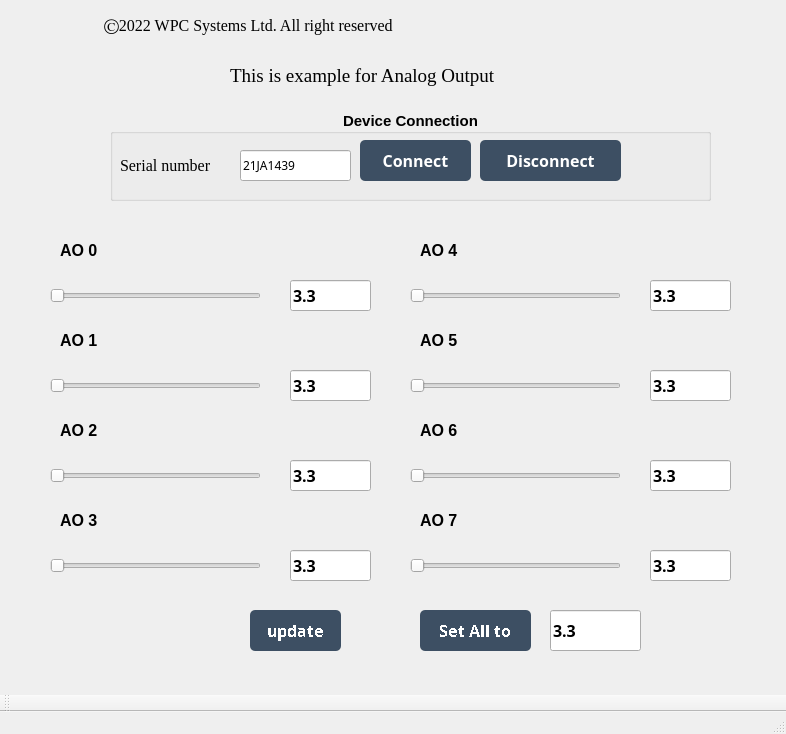
WPC-Systems-Ltd/WPC_Python_driver_release, file Examples/GUI/AIO/Example_analog_output/UI_design/example_GUI_Analog_Output.ui: the form before one commit.
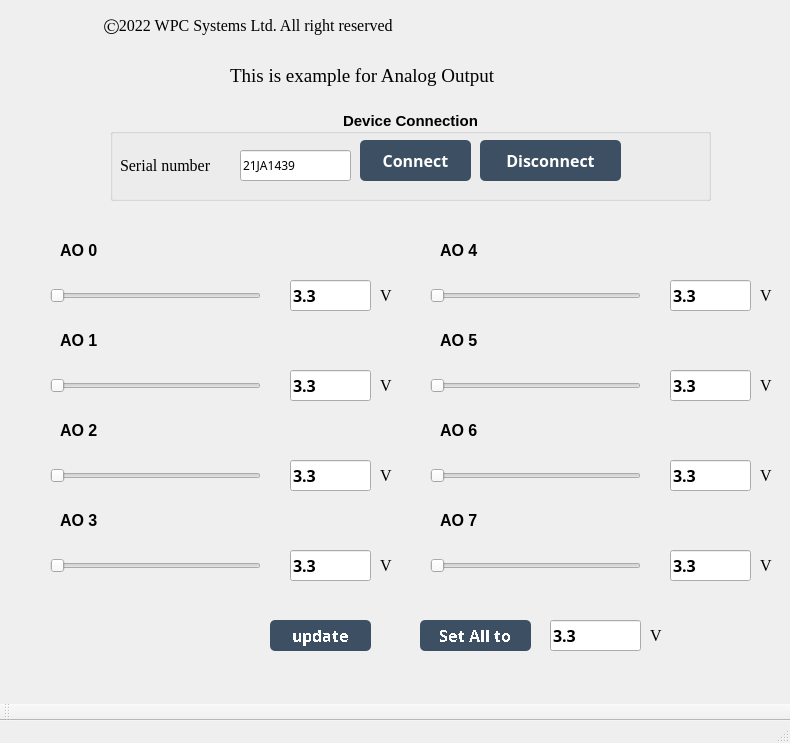
The form after the commit. Icons and pictures are not drawn.

Commit message: Change folder name `Example_AI_streaming` to `Example_analog_input`

What changed in the file:
```diff
--- a/Examples/GUI/AIO/Example_analog_output/UI_design/example_GUI_Analog_Output.ui
+++ b/Examples/GUI/AIO/Example_analog_output/UI_design/example_GUI_Analog_Output.ui
@@ -6,8 +6,8 @@
    <rect>
     <x>0</x>
     <y>0</y>
-    <width>786</width>
-    <height>734</height>
+    <width>790</width>
+    <height>743</height>
    </rect>
   </property>
   <property name="windowTitle">
@@ -290,7 +290,7 @@
    <widget class="QLineEdit" name="lineEdit7">
     <property name="geometry">
      <rect>
-      <x>650</x>
+      <x>670</x>
       <y>550</y>
       <width>81</width>
       <height>31</height>
@@ -311,7 +311,7 @@
    <widget class="QSlider" name="horizontalSlider6">
     <property name="geometry">
      <rect>
-      <x>410</x>
+      <x>430</x>
       <y>460</y>
       <width>211</width>
       <height>31</height>
@@ -324,7 +324,7 @@
    <widget class="QLabel" name="label4">
     <property name="geometry">
      <rect>
-      <x>420</x>
+      <x>440</x>
       <y>240</y>
       <width>51</width>
       <height>21</height>
@@ -344,7 +344,7 @@
    <widget class="QLabel" name="label6">
     <property name="geometry">
      <rect>
-      <x>420</x>
+      <x>440</x>
       <y>420</y>
       <width>51</width>
       <height>21</height>
@@ -364,7 +364,7 @@
    <widget class="QLineEdit" name="lineEdit4">
     <property name="geometry">
      <rect>
-      <x>650</x>
+      <x>670</x>
       <y>280</y>
       <width>81</width>
       <height>31</height>
@@ -385,7 +385,7 @@
    <widget class="QSlider" name="horizontalSlider4">
     <property name="geometry">
      <rect>
-      <x>410</x>
+      <x>430</x>
       <y>280</y>
       <width>211</width>
       <height>31</height>
@@ -398,7 +398,7 @@
    <widget class="QLineEdit" name="lineEdit6">
     <property name="geometry">
      <rect>
-      <x>650</x>
+      <x>670</x>
       <y>460</y>
       <width>81</width>
       <height>31</height>
@@ -419,7 +419,7 @@
    <widget class="QLabel" name="label5">
     <property name="geometry">
      <rect>
-      <x>420</x>
+      <x>440</x>
       <y>330</y>
       <width>51</width>
       <height>21</height>
@@ -439,7 +439,7 @@
    <widget class="QLineEdit" name="lineEdit5">
     <property name="geometry">
      <rect>
-      <x>650</x>
+      <x>670</x>
       <y>370</y>
       <width>81</width>
       <height>31</height>
@@ -460,7 +460,7 @@
    <widget class="QSlider" name="horizontalSlider5">
     <property name="geometry">
      <rect>
-      <x>410</x>
+      <x>430</x>
       <y>370</y>
       <width>211</width>
       <height>31</height>
@@ -473,7 +473,7 @@
    <widget class="QLabel" name="label7">
     <property name="geometry">
      <rect>
-      <x>420</x>
+      <x>440</x>
       <y>510</y>
       <width>61</width>
       <height>21</height>
@@ -493,7 +493,7 @@
    <widget class="QSlider" name="horizontalSlider7">
     <property name="geometry">
      <rect>
-      <x>410</x>
+      <x>430</x>
       <y>550</y>
       <width>211</width>
       <height>31</height>
@@ -506,10 +506,10 @@
    <widget class="QPushButton" name="btn_update">
     <property name="geometry">
      <rect>
-      <x>250</x>
-      <y>610</y>
-      <width>91</width>
-      <height>41</height>
+      <x>270</x>
+      <y>620</y>
+      <width>101</width>
+      <height>31</height>
      </rect>
     </property>
     <property name="palette">
@@ -989,9 +989,9 @@
     <property name="geometry">
      <rect>
       <x>420</x>
-      <y>610</y>
+      <y>620</y>
       <width>111</width>
-      <height>41</height>
+      <height>31</height>
      </rect>
     </property>
     <property name="palette">
@@ -1471,9 +1471,9 @@
     <property name="geometry">
      <rect>
       <x>550</x>
-      <y>610</y>
+      <y>620</y>
       <width>91</width>
-      <height>41</height>
+      <height>31</height>
      </rect>
     </property>
     <property name="font">
@@ -1647,6 +1647,195 @@
      </property>
     </widget>
    </widget>
+   <widget class="QLabel" name="lb_voltage">
+    <property name="geometry">
+     <rect>
+      <x>380</x>
+      <y>280</y>
+      <width>21</width>
+      <height>31</height>
+     </rect>
+    </property>
+    <property name="font">
+     <font>
+      <family>Times New Roman</family>
+      <pointsize>12</pointsize>
+      <weight>50</weight>
+      <bold>false</bold>
+     </font>
+    </property>
+    <property name="text">
+     <string>V</string>
+    </property>
+   </widget>
+   <widget class="QLabel" name="lb_voltage_2">
+    <property name="geometry">
+     <rect>
+      <x>380</x>
+      <y>370</y>
+      <width>21</width>
+      <height>31</height>
+     </rect>
+    </property>
+    <property name="font">
+     <font>
+      <family>Times New Roman</family>
+      <pointsize>12</pointsize>
+      <weight>50</weight>
+      <bold>false</bold>
+     </font>
+    </property>
+    <property name="text">
+     <string>V</string>
+    </property>
+   </widget>
+   <widget class="QLabel" name="lb_voltage_3">
+    <property name="geometry">
+     <rect>
+      <x>380</x>
+      <y>460</y>
+      <width>21</width>
+      <height>31</height>
+     </rect>
+    </property>
+    <property name="font">
+     <font>
+      <family>Times New Roman</family>
+      <pointsize>12</pointsize>
+      <weight>50</weight>
+      <bold>false</bold>
+     </font>
+    </property>
+    <property name="text">
+     <string>V</string>
+    </property>
+   </widget>
+   <widget class="QLabel" name="lb_voltage_4">
+    <property name="geometry">
+     <rect>
+      <x>380</x>
+      <y>550</y>
+      <width>21</width>
+      <height>31</height>
+     </rect>
+    </property>
+    <property name="font">
+     <font>
+      <family>Times New Roman</family>
+      <pointsize>12</pointsize>
+      <weight>50</weight>
+      <bold>false</bold>
+     </font>
+    </property>
+    <property name="text">
+     <string>V</string>
+    </property>
+   </widget>
+   <widget class="QLabel" name="lb_voltage_5">
+    <property name="geometry">
+     <rect>
+      <x>760</x>
+      <y>280</y>
+      <width>21</width>
+      <height>31</height>
+     </rect>
+    </property>
+    <property name="font">
+     <font>
+      <family>Times New Roman</family>
+      <pointsize>12</pointsize>
+      <weight>50</weight>
+      <bold>false</bold>
+     </font>
+    </property>
+    <property name="text">
+     <string>V</string>
+    </property>
+   </widget>
+   <widget class="QLabel" name="lb_voltage_6">
+    <property name="geometry">
+     <rect>
+      <x>760</x>
+      <y>370</y>
+      <width>21</width>
+      <height>31</height>
+     </rect>
+    </property>
+    <property name="font">
+     <font>
+      <family>Times New Roman</family>
+      <pointsize>12</pointsize>
+      <weight>50</weight>
+      <bold>false</bold>
+     </font>
+    </property>
+    <property name="text">
+     <string>V</string>
+    </property>
+   </widget>
+   <widget class="QLabel" name="lb_voltage_7">
+    <property name="geometry">
+     <rect>
+      <x>760</x>
+      <y>460</y>
+      <width>21</width>
+      <height>31</height>
+     </rect>
+    </property>
+    <property name="font">
+     <font>
+      <family>Times New Roman</family>
+      <pointsize>12</pointsize>
+      <weight>50</weight>
+      <bold>false</bold>
+     </font>
+    </property>
+    <property name="text">
+     <string>V</string>
+    </property>
+   </widget>
+   <widget class="QLabel" name="lb_voltage_8">
+    <property name="geometry">
+     <rect>
+      <x>760</x>
+      <y>550</y>
+      <width>21</width>
+      <height>31</height>
+     </rect>
+    </property>
+    <property name="font">
+     <font>
+      <family>Times New Roman</family>
+      <pointsize>12</pointsize>
+      <weight>50</weight>
+      <bold>false</bold>
+     </font>
+    </property>
+    <property name="text">
+     <string>V</string>
+    </property>
+   </widget>
+   <widget class="QLabel" name="lb_voltage_9">
+    <property name="geometry">
+     <rect>
+      <x>650</x>
+      <y>620</y>
+      <width>21</width>
+      <height>31</height>
+     </rect>
+    </property>
+    <property name="font">
+     <font>
+      <family>Times New Roman</family>
+      <pointsize>12</pointsize>
+      <weight>50</weight>
+      <bold>false</bold>
+     </font>
+    </property>
+    <property name="text">
+     <string>V</string>
+    </property>
+   </widget>
   </widget>
   <widget class="QMenuBar" name="menubar">
    <property name="geometry">
```
Left out of the diff: 4 changed lines with no effect on the pictures. The commit also changes 5 other files.
